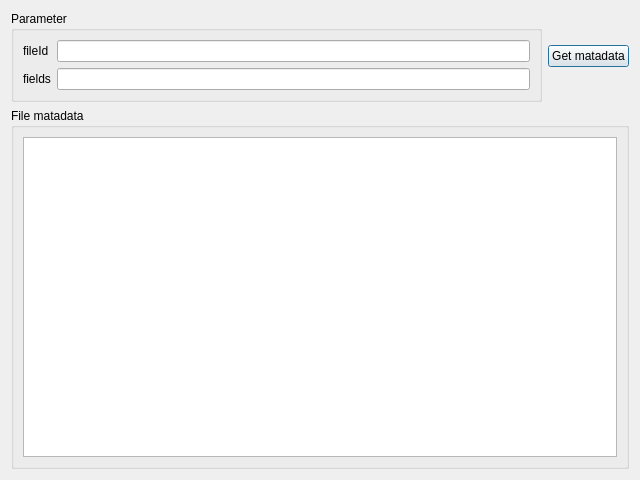
Above: GDriveApp/src/filematadatadialog.ui from Loukei/portfolio before the change. Below: the same form after it.
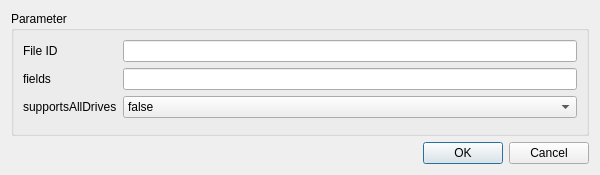
That is the form after the change.

What changed in the file:
```diff
--- a/GDriveApp/src/filematadatadialog.ui
+++ b/GDriveApp/src/filematadatadialog.ui
@@ -6,14 +6,21 @@
    <rect>
     <x>0</x>
     <y>0</y>
-    <width>640</width>
-    <height>480</height>
+    <width>600</width>
+    <height>175</height>
    </rect>
   </property>
   <property name="windowTitle">
    <string>Dialog</string>
   </property>
   <layout class="QGridLayout" name="gridLayout">
+   <item row="1" column="0">
+    <widget class="QDialogButtonBox" name="buttonBox">
+     <property name="standardButtons">
+      <set>QDialogButtonBox::Cancel|QDialogButtonBox::Ok</set>
+     </property>
+    </widget>
+   </item>
    <item row="0" column="0">
     <widget class="QGroupBox" name="groupBox">
      <property name="title">
@@ -23,7 +30,10 @@
       <item row="0" column="0">
        <widget class="QLabel" name="label_FileId">
         <property name="text">
-         <string>fileId</string>
+         <string>File ID</string>
+        </property>
+        <property name="buddy">
+         <cstring>lineEdit_FileId</cstring>
         </property>
        </widget>
       </item>
@@ -40,24 +50,29 @@
       <item row="1" column="1">
        <widget class="QLineEdit" name="lineEdit_Fileds"/>
       </item>
-     </layout>
-    </widget>
-   </item>
-   <item row="0" column="1">
-    <widget class="QPushButton" name="pushButton_Get">
-     <property name="text">
-      <string>Get matadata</string>
-     </property>
-    </widget>
-   </item>
-   <item row="1" column="0" colspan="2">
-    <widget class="QGroupBox" name="groupBox_2">
-     <property name="title">
-      <string>File matadata</string>
-     </property>
-     <layout class="QVBoxLayout" name="verticalLayout">
-      <item>
-       <widget class="QTreeView" name="treeView"/>
+      <item row="2" column="0">
+       <widget class="QLabel" name="label_supportsAllDrives">
+        <property name="text">
+         <string>supportsAllDrives</string>
+        </property>
+        <property name="buddy">
+         <cstring>comboBox_supportsAllDrives</cstring>
+        </property>
+       </widget>
+      </item>
+      <item row="2" column="1">
+       <widget class="QComboBox" name="comboBox_supportsAllDrives">
+        <item>
+         <property name="text">
+          <string>false</string>
+         </property>
+        </item>
+        <item>
+         <property name="text">
+          <string>true</string>
+         </property>
+        </item>
+       </widget>
       </item>
      </layout>
     </widget>
```
Left out of the diff: 40 changed lines with no effect on the pictures.
